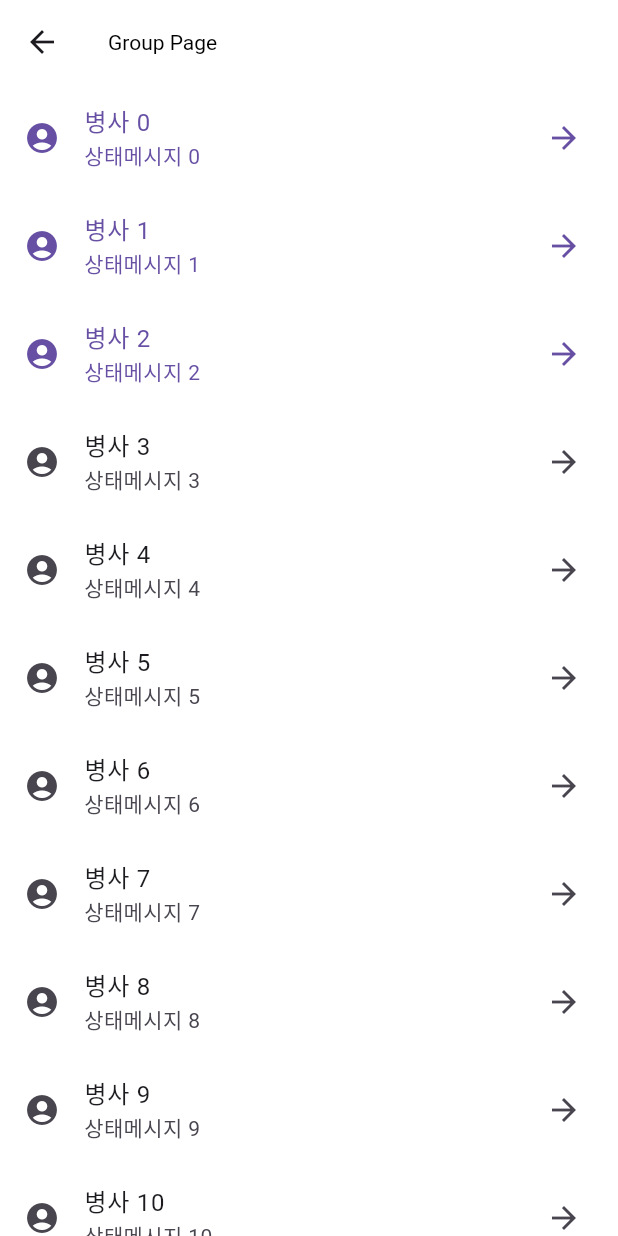
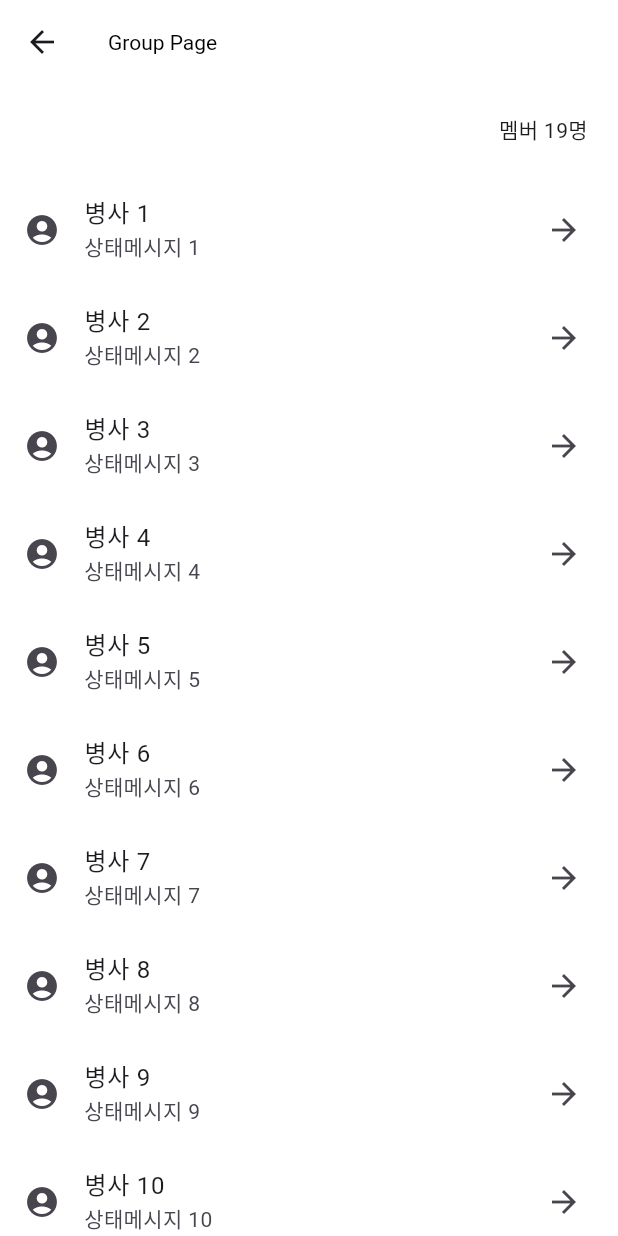
Before and after one commit to velcrots/soldierank, a Flutter app: the GroupPage screen opened directly, on a phone screen of 412 x 824 dp. Run offline on Flutter 3.47's test engine with Material 3 defaults, Android fonts, the light colour scheme and no system bars; our stand-ins replace dio, fluttertoast, get, hive, hive_flutter, percent_indicator and 1 more; missing offline and left inert: flutter_radar_chart; accounts and stored records are empty.

Commit message:
Feature: Update Group Page #22
멤버 수 표시 기능 추가

```diff
--- a/lib/src/pages/group_page.dart
+++ b/lib/src/pages/group_page.dart
@@ -12,6 +12,7 @@ class GroupPage extends StatefulWidget {
 
 class _GroupPageState extends State<GroupPage> {
 
+  int listSize = 19;
   final List<String> items =
   List<String>.generate(20, (index) => "병사 $index");
 
@@ -25,12 +26,16 @@ class _GroupPageState extends State<GroupPage> {
       body: ListView.builder(
         itemCount: items.length,
         itemBuilder: (context, index) {
-          return ListTile(
+          return index == 0 ?
+            Padding(
+              padding: EdgeInsets.all(20),
+              child: Text('멤버 $listSize명', textAlign: TextAlign.right,)
+            ) :
+            ListTile(
               leading: Icon(Icons.account_circle),
               title: Text(items[index]),
               subtitle: Text('상태메시지 $index'),
               trailing: Icon(Icons.arrow_forward),
-            selected: index < 3,
               onTap: () {
                 showDialog(
                   context: context,
```
Lines whose indentation alone changed are shown as unchanged.
